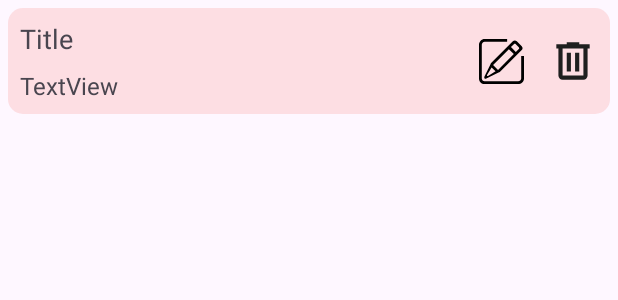
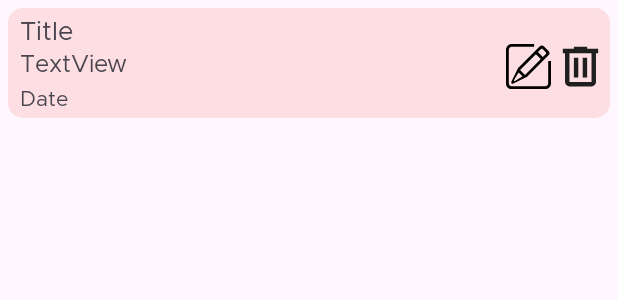
Before and after one commit to CFC-tech/Offline_Project_ToDo, an Android app: the layout todo_notelist.xml on its own in the app's theme, with its tools: preview values and no code run, on a phone screen of 412 x 824 dp. Shown: the top 300 px of the screen. Run offline under Robolectric (Android 15) with nearby library versions, the phone set to English and light mode, and no system bars.

```diff
--- a/app/src/main/res/layout/todo_notelist.xml
+++ b/app/src/main/res/layout/todo_notelist.xml
@@ -3,39 +3,45 @@
     xmlns:app="http://schemas.android.com/apk/res-auto"
     xmlns:tools="http://schemas.android.com/tools"
     android:layout_width="match_parent"
+    android:layout_height="wrap_content"
     android:layout_margin="5dp"
-    android:layout_height="wrap_content"
     android:background="@drawable/note_bg">
 
     <TextView
         android:id="@+id/noteTitle"
-        android:layout_width="wrap_content"
+        android:layout_width="0dp"
         android:layout_height="wrap_content"
         android:layout_marginStart="8dp"
-        android:layout_marginTop="8dp"
+        android:layout_marginTop="4dp"
+        android:fontFamily="@font/metropolis_regular"
         android:text="Title"
-        android:textSize="18sp"
+        android:textAlignment="textStart"
+        android:textSize="17sp"
+        app:layout_constraintEnd_toStartOf="@id/imgEdit"
         app:layout_constraintStart_toStartOf="parent"
-        app:layout_constraintTop_toTopOf="parent" />
+        app:layout_constraintTop_toTopOf="parent"
+        app:layout_goneMarginEnd="8dp" />
+
 
     <TextView
         android:id="@+id/noteDes"
-        android:layout_width="wrap_content"
+        android:layout_width="0dp"
         android:layout_height="wrap_content"
-        android:layout_marginTop="8dp"
-        android:layout_marginBottom="8dp"
+        android:fontFamily="@font/metropolis_regular"
         android:text="TextView"
+        android:textAlignment="textStart"
         android:textSize="16sp"
-        app:layout_constraintBottom_toBottomOf="parent"
-        app:layout_constraintStart_toStartOf="@+id/noteTitle"
-        app:layout_constraintTop_toBottomOf="@+id/noteTitle" />
+        app:layout_constraintEnd_toStartOf="@id/imgEdit"
+        app:layout_constraintStart_toStartOf="@id/noteTitle"
+        app:layout_constraintTop_toBottomOf="@id/noteTitle"
+        app:layout_goneMarginEnd="8dp" />
 
 
     <ImageView
         android:id="@+id/imgEdit"
         android:layout_width="30dp"
         android:layout_height="30dp"
-        android:layout_marginEnd="16dp"
+        android:layout_marginEnd="2dp"
         app:layout_constraintBottom_toBottomOf="@+id/imgDelete"
         app:layout_constraintEnd_toStartOf="@+id/imgDelete"
         app:layout_constraintTop_toTopOf="@+id/imgDelete"
@@ -43,15 +49,26 @@
 
     <ImageView
         android:id="@+id/imgDelete"
-        android:layout_width="33dp"
-        android:layout_height="33dp"
-        android:layout_marginEnd="8dp"
-        app:layout_constraintBottom_toBottomOf="@+id/noteDes"
+        android:layout_width="35dp"
+        android:layout_height="35dp"
+        android:layout_marginEnd="2dp"
+        app:layout_constraintBottom_toBottomOf="parent"
         app:layout_constraintEnd_toEndOf="parent"
         app:layout_constraintTop_toTopOf="@+id/noteTitle"
         app:srcCompat="@drawable/delete" />
 
-
+    <TextView
+        android:id="@+id/noteDate"
+        android:layout_width="wrap_content"
+        android:layout_height="wrap_content"
+        android:layout_marginTop="4dp"
+        android:layout_marginBottom="4dp"
+        android:fontFamily="@font/metropolis_regular"
+        android:text="Date"
+        android:textAlignment="viewStart"
+        app:layout_constraintBottom_toBottomOf="parent"
+        app:layout_constraintStart_toStartOf="@+id/noteDes"
+        app:layout_constraintTop_toBottomOf="@+id/noteDes" />
 
 
 </androidx.constraintlayout.widget.ConstraintLayout>
```
Also changed, not shown: app/src/main/java/com/example/offline_todo/AddToDo.kt (+37 -19 lines), app/src/main/java/com/example/offline_todo/DatabaseHelper.kt (+21 -19 lines), app/src/main/java/com/example/offline_todo/ToDoAdapter.kt (+7 -3 lines), app/src/main/res/layout/activity_add_to_do.xml (+12 -3 lines).
